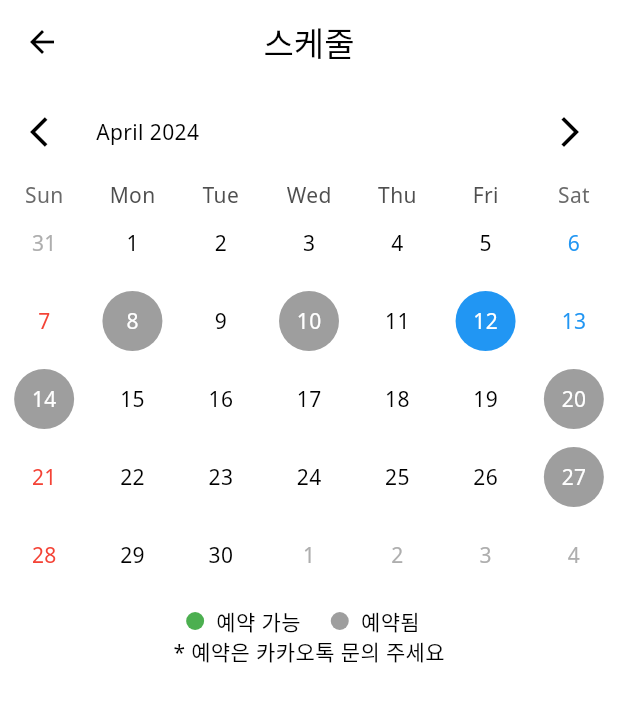
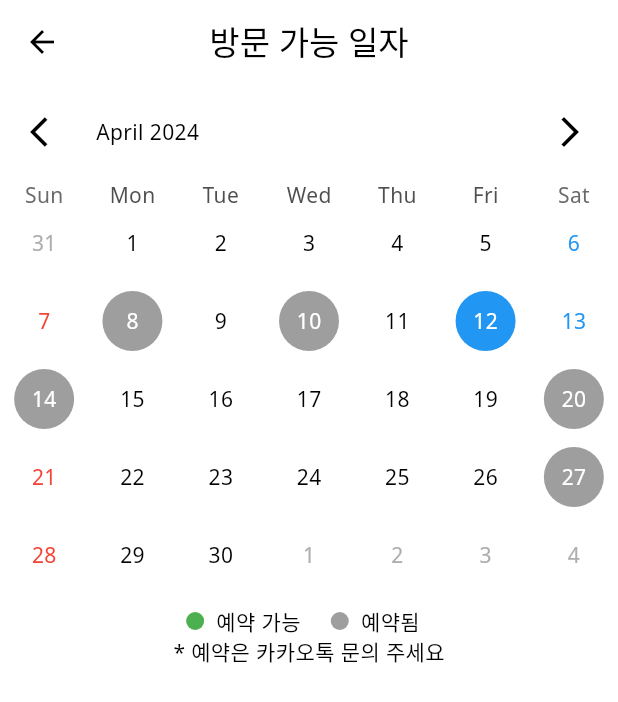
Before and after one commit to sechiyo97/daynyong_house_flutter, a Flutter app: the ScheduleScreen screen opened by its route, on a phone screen of 412 x 824 dp. Shown: the top 702 px of the screen. Run offline on Flutter 3.47's test engine with Material 3 defaults, Android fonts, the phone set to English and light mode, and no system bars; drawn by our look-alikes of table_calendar; our stand-ins replace csv, get.

Commit message:
스케줄 업데이트

```diff
--- a/assets/csv/daynyong-house-schedule.csv
+++ b/assets/csv/daynyong-house-schedule.csv
@@ -1,4 +1,5 @@
 오픈된 날짜,예약 여부
+2024/4/12,o
 2024/4/8,o
 2024/4/10,o
 2024/4/14,o
--- a/lib/schedule/schedule_screen.dart
+++ b/lib/schedule/schedule_screen.dart
@@ -60,7 +60,7 @@ class _ScheduleScreenState extends State<ScheduleScreen> {
   Widget build(BuildContext context) {
     return Scaffold(
       appBar: const CustomAppBar(
-        title: Text('스케줄'),
+        title: Text('방문 가능 일자'),
       ),
       body: Column(
         children: [
```
